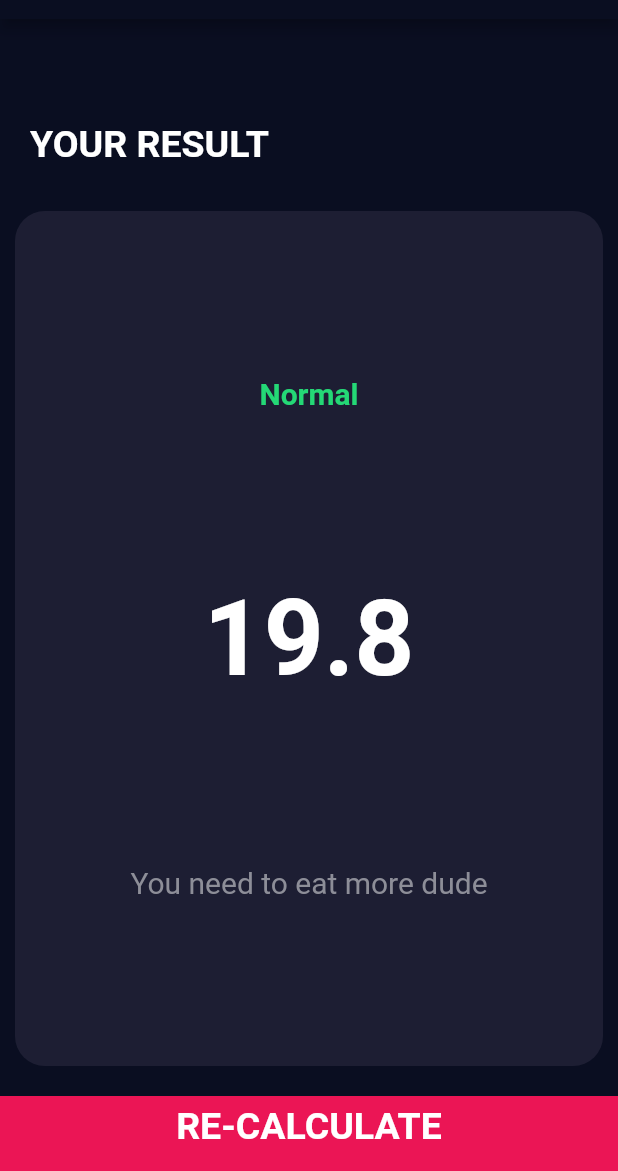
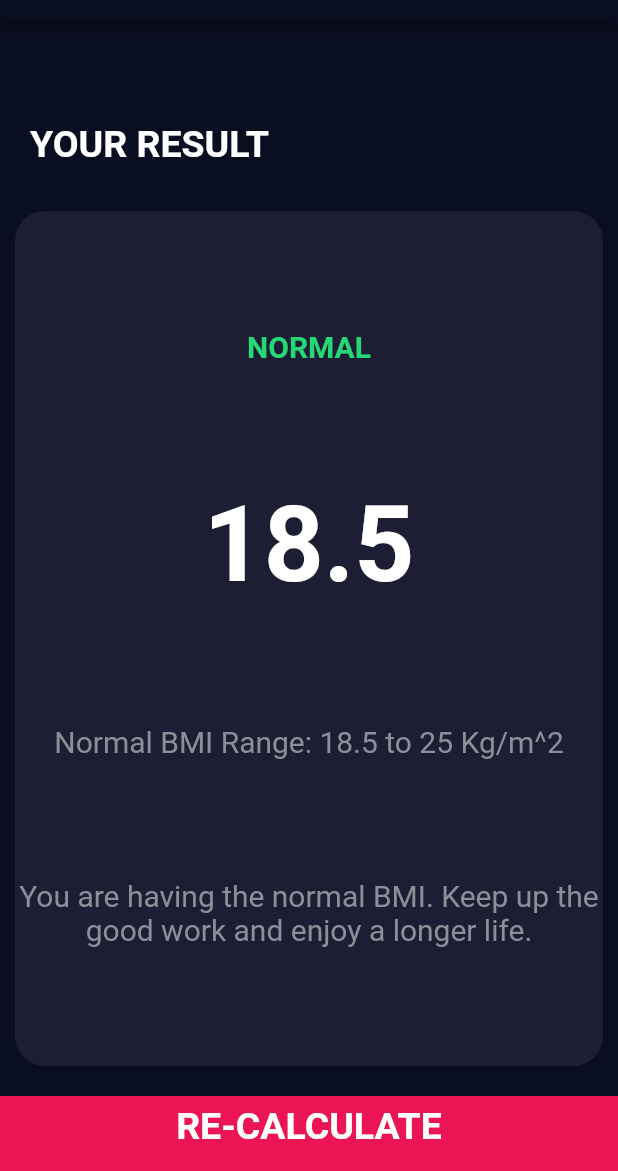
Before and after one commit to singh-harish/BMI_Calculator_App, a Flutter app: the screen it shows after launch, after a tap on "CALCULATE", on a phone screen of 412 x 824 dp, the part 65-1236 px from its top. Run offline on Flutter 3.47's test engine with Material 2 defaults, Android fonts, the phone set to English and light mode, and no system bars; our stand-ins replace font_awesome_flutter.

Commit message:
BMI functionality added

```diff
--- /dev/null
+++ b/lib/components/bmi_brain.dart
@@ -0,0 +1,35 @@
+import 'dart:math';
+
+class BMIBrain {
+  BMIBrain({required this.height, required this.weight});
+
+  final int height;
+  final int weight;
+  double _bmi=0.0;
+
+  String getBMI(){
+    _bmi= weight/pow(height/100, 2);
+    return _bmi.toStringAsFixed(1);
+  }
+
+  String getResult(){
+    if(_bmi>25){
+      return "OVER-WEIGHT";
+    }
+    else if(_bmi>18.5){
+      return "NORMAL";
+    }
+    else return "UNDER-WEIGHT";
+  }
+
+  String getInterpretation(){
+    if(_bmi>25){
+      return "You are having higher BMI than Normal. The world expects you to exercise and live a longer life.";
+    }
+    else if(_bmi>18.5){
+      return "You are having the normal BMI. Keep up the good work and enjoy a longer life.";
+    }
+    else return "You are having lower BMI than Normal. The world expects you to eat more and be healthy.";
+  }
+
+}
--- a/lib/bottom_button.dart
+++ b/lib/components/bottom_button.dart
@@ -1,6 +1,5 @@
 import 'package:flutter/material.dart';
 import 'constant.dart';
-
 
 class BottomButton extends StatelessWidget {
 
--- a/lib/constant.dart
+++ b/lib/components/constant.dart
@@ -1,11 +1,9 @@
 import 'package:flutter/material.dart';
 import 'package:flutter/painting.dart';
-
 
 const kbottomContainerHeight = 50.0;
 const kactivecardColor = Color(0xFF1D1E33);
 const kinactiveCardColor = Color(0xFF111328);
-
 
 const klabelTextStyle = TextStyle(
   fontSize: 20,
--- a/lib/reusable_card.dart
+++ b/lib/components/reusable_card.dart
@@ -1,5 +1,4 @@
 import 'package:flutter/material.dart';
-
 
 class ReusableCard extends StatelessWidget {
   ReusableCard({this.colour, this.cardWidget, this.onPress});
--- a/lib/main.dart
+++ b/lib/main.dart
@@ -1,5 +1,5 @@
 import 'package:flutter/material.dart';
-import 'input_page.dart';
+import 'screens/input_page.dart';
 
 void main() => runApp(BMICalculator());
 
--- a/lib/input_page.dart
+++ b/lib/screens/input_page.dart
@@ -1,10 +1,11 @@
-import 'package:bmi_calc/result_page.dart';
+import 'package:bmi_calc/components/bmi_brain.dart';
+import 'package:bmi_calc/screens/result_page.dart';
 import 'package:flutter/material.dart';
 import 'package:font_awesome_flutter/font_awesome_flutter.dart';
-import 'icon_content.dart';
-import 'reusable_card.dart';
-import 'constant.dart';
-import 'bottom_button.dart';
+import '../components/icon_content.dart';
+import '../components/reusable_card.dart';
+import '../components/constant.dart';
+import '../components/bmi_brain.dart';
 
 enum Gender { male, female }
 
@@ -244,10 +245,15 @@ class _InputPageState extends State<InputPage> {
 
             GestureDetector(
               onTap: () {
+                BMIBrain brain = BMIBrain(weight: weight,height: height);
                 Navigator.push(
                   context,
                   MaterialPageRoute(
-                    builder: (context) => ResultPage(),
+                    builder: (context) => ResultPage(
+                      bmiAnswer: brain.getBMI(),
+                      bmiText: brain.getResult(),
+                      bmiInterpretation: brain.getInterpretation(),
+                    ),
                   ),
                 );
               },
--- a/lib/result_page.dart
+++ b/lib/screens/result_page.dart
@@ -1,9 +1,13 @@
-import 'package:bmi_calc/bottom_button.dart';
-import 'package:bmi_calc/constant.dart';
-import 'package:bmi_calc/reusable_card.dart';
+import 'package:bmi_calc/components/constant.dart';
+import 'package:bmi_calc/components/reusable_card.dart';
 import 'package:flutter/material.dart';
 
 class ResultPage extends StatelessWidget {
+  ResultPage({required this.bmiText,required this.bmiAnswer, required this.bmiInterpretation});
+
+  final String bmiAnswer;
+  final String bmiText;
+  final String bmiInterpretation;
   @override
   Widget build(BuildContext context) {
     return Scaffold(
@@ -35,15 +39,21 @@ class ResultPage extends StatelessWidget {
                   crossAxisAlignment: CrossAxisAlignment.center,
                   children: [
                     Text(
-                      "Normal",
+                      bmiText,
                       style: kResultTextStyle,
                     ),
                     Text(
-                      "19.8",
+                      bmiAnswer,
                       style: kResultlabelTextStyle,
                     ),
                     Text(
-                      "You need to eat more dude",
+                      "Normal BMI Range: 18.5 to 25 Kg/m^2",
+                      textAlign: TextAlign.center,
+                      style: klabelTextStyle,
+                    ),
+                    Text(
+                      bmiInterpretation,
+                      textAlign: TextAlign.center,
                       style: klabelTextStyle,
                     ),
                   ],
```
Also changed, not shown: lib/components/icon_content.dart (renamed from lib/icon_content.dart), 1 other file.
